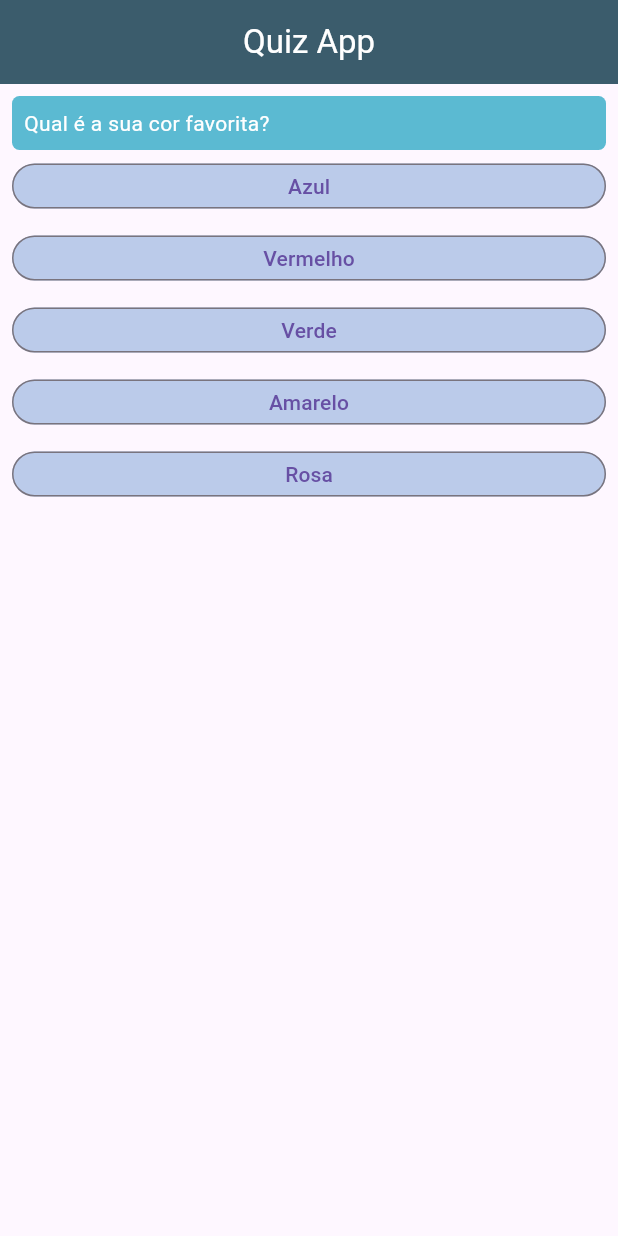
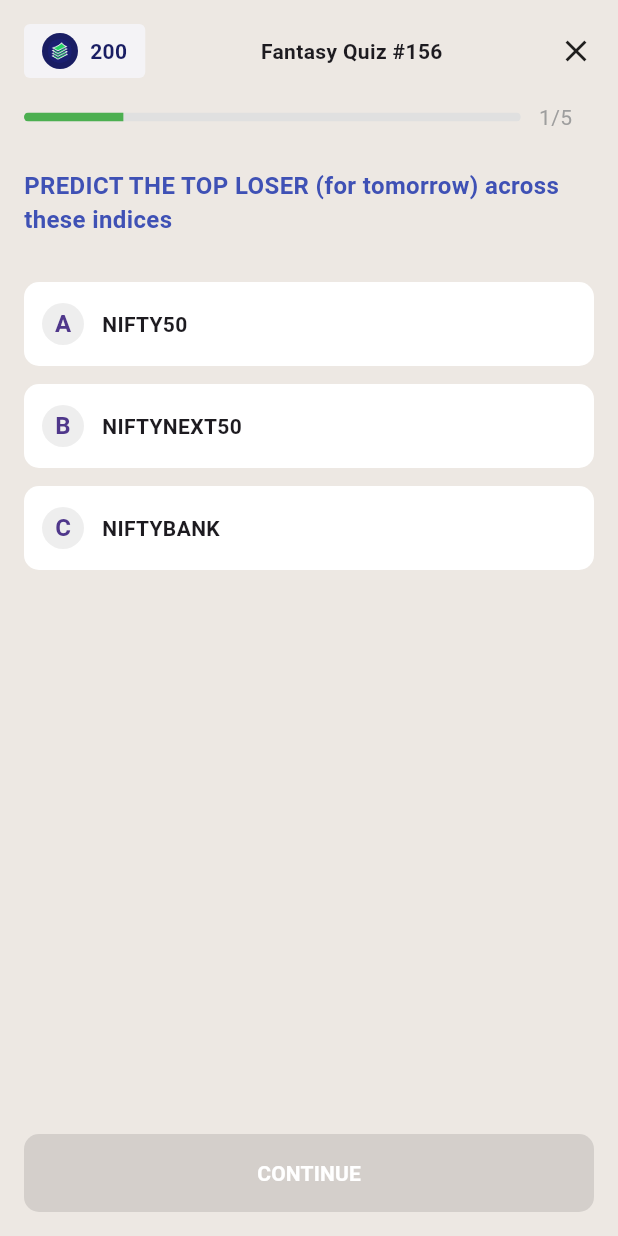
Before and after one commit to RafaellaBarbosa/quiz_app, a Flutter app: the screen it shows after launch, on a phone screen of 412 x 824 dp. Run offline on Flutter 3.47's test engine with Material 3 defaults, Android fonts, the phone set to English and light mode, and no system bars; Roboto replaces fonts that are missing (General Sans).

Commit message:
feat: Adiciona TokenBadge

```diff
--- a/lib/core/utils/colors.dart
+++ b/lib/core/utils/colors.dart
@@ -7,4 +7,8 @@ class AppColors {
   static const Color softSky = Color(0xFFbbcbea);
   static const Color stormBlue = Color(0xFF3b5c6c);
   static const Color oceanTeal = Color(0xFF346774);
+  static const Color begeClaro = Color(0xffEDE8E3);
+  static const Color cinzaClaro = Color(0xFFF4F3F6);
+  static const Color midnightBlue = Color(0xFF191D63);
+
 }
--- a/lib/core/utils/images.dart
+++ b/lib/core/utils/images.dart
@@ -2,4 +2,5 @@
 
 abstract class AppImages {
   static const String logo_quiz = 'assets/images/quiz.png';
+  static const String token_icon = 'assets/images/token_icon.png';
 }
--- a/lib/core/utils/text_styles.dart
+++ b/lib/core/utils/text_styles.dart
@@ -1,34 +1,52 @@
 import 'package:flutter/material.dart';
+import 'package:quiz_app/core/utils/colors.dart';
+
+// - Regular: 400
+// - Medium: 500
+// - Semibold: 600
+// - Bold: 700
+
+// - xs: 12
+// - sm: 14
+// - md: 16
+// - lg: 18
+// - xl: 20
+// - title: 22
 
 class TextStyles {
   static const String fontFamily = 'General Sans';
 
-  static const TextStyle headline1 = TextStyle(
+  static TextStyle headline1(Color? color) => TextStyle(
         fontFamily: fontFamily,
         fontSize: 24,
         fontWeight: FontWeight.bold,
+        color: color ?? AppColors.deepCharcoal,
       );
 
-  static const TextStyle headline2 = TextStyle(
+  static TextStyle headline2(Color? color) => TextStyle(
         fontFamily: fontFamily,
         fontSize: 20,
         fontWeight: FontWeight.bold,
+        color: color ?? AppColors.deepCharcoal,
       );
 
-  static const TextStyle bodyText1 = TextStyle(
+  static TextStyle bodyText1(Color? color) => TextStyle(
         fontFamily: fontFamily,
         fontSize: 16,
+        color: color ?? AppColors.deepCharcoal,
       );
 
-  static const TextStyle bodyText2 = TextStyle(
+  static TextStyle smallSemibold(Color? color) => TextStyle(
         fontFamily: fontFamily,
         fontSize: 14,
+        fontWeight: FontWeight.w600,
+        color: color ?? AppColors.deepCharcoal,
       );
 
-  static const TextStyle buttonText = TextStyle(
+  static TextStyle buttonText(Color? color) => TextStyle(
         fontFamily: fontFamily,
         fontSize: 16,
         fontWeight: FontWeight.bold,
-    color: Colors.white,
+        color: color ?? AppColors.deepCharcoal,
       );
 }
--- a/lib/screens/quiz_page.dart
+++ b/lib/screens/quiz_page.dart
@@ -1,7 +1,8 @@
 import 'package:flutter/material.dart';
 import 'package:quiz_app/core/utils/colors.dart';
-import 'package:quiz_app/widgets/answers_widget.dart';
+import 'package:quiz_app/widgets/option_tile.dart';
 import 'package:quiz_app/widgets/question_widget.dart';
+import 'package:quiz_app/widgets/token_badge.dart';
 
 class QuizPage extends StatefulWidget {
   const QuizPage({super.key});
@@ -11,106 +12,108 @@ class QuizPage extends StatefulWidget {
 }
 
 class _QuizPageState extends State<QuizPage> {
-  void reponder() {
-    setState(() {
-      perguntaSelecionada++;
-    });
-  }
-
-  int perguntaSelecionada = 0;
+  String? _selectedOption;
 
   @override
   Widget build(BuildContext context) {
-    final List<Map<String, Object>> perguntas = [
-      {
-        'texto': "Qual é a sua cor favorita?",
-        'respostas': ['Azul', 'Vermelho', 'Verde', 'Amarelo', 'Rosa']
-      },
-      {
-        'texto': "Qual é o seu hobby preferido?",
-        'respostas': ['Leitura', 'Música', 'Esportes', 'Viagens', 'Cinema']
-      },
-      {
-        'texto': "Qual é o seu filme favorito?",
-        'respostas': [
-          'Ação',
-          'Comédia',
-          'Drama',
-          'Ficção Científica',
-          'Romance'
-        ]
-      },
-      {
-        'texto': "Qual país você gostaria de visitar?",
-        'respostas': ['Estados Unidos', 'França', 'Itália', 'Japão', 'Brasil']
-      },
-      {
-        'texto': "Qual é o seu prato favorito?",
-        'respostas': ['Pizza', 'Sushi', 'Hambúrguer', 'Feijoada', 'Churrasco']
-      },
-      {
-        'texto': "Qual é o seu esporte favorito?",
-        'respostas': ['Futebol', 'Basquete', 'Tênis', 'Vôlei', 'Natação']
-      },
-      {
-        'texto': "Se você pudesse ter qualquer superpoder, qual seria?",
-        'respostas': [
-          'Invisibilidade',
-          'Voo',
-          'Força Sobre-Humana',
-          'Telecinese',
-          'Telepatia'
-        ]
-      },
-      {
-        'texto': "Qual é a sua estação do ano favorita?",
-        'respostas': ['Primavera', 'Verão', 'Outono', 'Inverno']
-      },
-      {
-        'texto': "Qual é o último livro que você leu?",
-        'respostas': [
-          'Romance',
-          'Ficção Científica',
-          'Mistério',
-          'História',
-          'Biografia'
-        ]
-      },
-      {
-        'texto': "Qual é o seu animal de estimação favorito?",
-        'respostas': ['Cachorro', 'Gato', 'Pássaro', 'Peixe', 'Cavalo']
-      },
-    ];
-
-    List<Widget> respostas = [];
-
-    for (String textoResp
-        in perguntas[perguntaSelecionada]['respostas'] as List) {
-      respostas.add(AnswersWidget(
-        text: textoResp,
-        onPressed: reponder,
-      ));
-    }
-
     return Scaffold(
-      appBar: AppBar(
-        backgroundColor: AppColors.stormBlue,
-        title: const Text(
-          "Quiz App",
-          style: TextStyle(color: Colors.white),
-        ),
-        centerTitle: true,
-      ),
-      body: Padding(
-        padding: const EdgeInsets.all(8.0),
-        child: Column(
-          crossAxisAlignment: CrossAxisAlignment.start,
-          children: [
-            QuestionWidget(
-              text: perguntas[perguntaSelecionada]['texto'].toString(),
-            ),
-            ...respostas
-          ],
+      backgroundColor: AppColors.begeClaro,
+      body: SafeArea(
+        child: Padding(
+          padding: const EdgeInsets.all(16.0),
+          child: Column(
+            crossAxisAlignment: CrossAxisAlignment.start,
+            children: [
+              const Row(
+                mainAxisAlignment: MainAxisAlignment.spaceBetween,
+                children: [
+                  TokenBadge(
+                    point: '200',
+                  ),
+                  Text("Fantasy Quiz #156",
+                      style: TextStyle(fontWeight: FontWeight.bold)),
+                  Icon(Icons.close),
+                ],
+              ),
+              const SizedBox(height: 16),
+              Row(
+                mainAxisSize: MainAxisSize.min,
+                children: [
+                  Flexible(
+                    flex: 9,
+                    child: ClipRRect(
+                      borderRadius: BorderRadius.circular(10),
+                      child: LinearProgressIndicator(
+                        value: 0.2,
+                        backgroundColor: Colors.grey[300],
+                        color: Colors.green,
+                        minHeight: 6,
+                      ),
+                    ),
+                  ),
+                  const SizedBox(width: 12),
+                  const Flexible(
+                    flex: 1,
+                    child: Text("1/5", style: TextStyle(color: Colors.grey)),
+                  ),
+                ],
+              ),
+              const SizedBox(height: 24),
+              const QuestionWidget(
+                text:
+                    "PREDICT THE TOP LOSER (for tomorrow) across these indices",
+              ),
+              const SizedBox(height: 24),
+              OptionTile(
+                label: 'A',
+                title: 'NIFTY50',
+                isSelected: _selectedOption == 'A',
+                onSelected: (isSelected) {
+                  setState(() {
+                    _selectedOption = isSelected ? 'A' : null;
+                  });
+                },
+              ),
+              OptionTile(
+                label: 'B',
+                title: 'NIFTYNEXT50',
+                isSelected: _selectedOption == 'B',
+                onSelected: (isSelected) {
+                  setState(() {
+                    _selectedOption = isSelected ? 'B' : null;
+                  });
+                },
+              ),
+              OptionTile(
+                label: 'C',
+                title: 'NIFTYBANK',
+                isSelected: _selectedOption == 'C',
+                onSelected: (isSelected) {
+                  setState(() {
+                    _selectedOption = isSelected ? 'C' : null;
+                  });
+                },
+              ),
+              const Spacer(),
+              SizedBox(
+                width: double.infinity,
+                child: ElevatedButton(
+                  onPressed: null,
+                  style: ElevatedButton.styleFrom(
+                    backgroundColor: Colors.grey[400],
+                    padding: const EdgeInsets.symmetric(vertical: 16),
+                    shape: RoundedRectangleBorder(
+                        borderRadius: BorderRadius.circular(10)),
+                  ),
+                  child: const Text(
+                    "CONTINUE",
+                    style: TextStyle(
+                        color: Colors.white, fontWeight: FontWeight.bold),
+                  ),
+                ),
+              ),
+            ],
+          ),
         ),
       ),
     );
--- a/lib/widgets/answers_widget.dart
+++ /dev/null
@@ -1,28 +0,0 @@
-import 'package:flutter/material.dart';
-
-import '../core/utils/colors.dart';
-
-class AnswersWidget extends StatelessWidget {
-  const AnswersWidget({
-    super.key,
-    required this.text,
-    this.onPressed,
-  });
-
-  final String text;
-  final void Function()? onPressed;
-
-  @override
-  Widget build(BuildContext context) {
-    return OutlinedButton(
-      style: const ButtonStyle(
-        minimumSize: WidgetStatePropertyAll(Size(double.maxFinite, 30)),
-        backgroundColor: WidgetStatePropertyAll(
-          AppColors.softSky,
-        ),
-      ),
-      onPressed: onPressed,
-      child: Text(text),
-    );
-  }
-}
--- /dev/null
+++ b/lib/widgets/option_tile.dart
@@ -0,0 +1,56 @@
+import 'package:flutter/material.dart';
+
+class OptionTile extends StatefulWidget {
+  final String label;
+  final String title;
+  final bool isSelected;
+  final Function(bool) onSelected;
+
+  const OptionTile({
+    super.key,
+    required this.label,
+    required this.title,
+    required this.isSelected,
+    required this.onSelected,
+  });
+
+  @override
+  State<OptionTile> createState() => _OptionTileState();
+}
+
+class _OptionTileState extends State<OptionTile> {
+  @override
+  Widget build(BuildContext context) {
+    return GestureDetector(
+      onTap: () {
+        widget.onSelected(!widget.isSelected);
+      },
+      child: Container(
+        margin: const EdgeInsets.symmetric(vertical: 6),
+        padding: const EdgeInsets.symmetric(vertical: 14, horizontal: 12),
+        decoration: BoxDecoration(
+          color: Colors.white,
+          borderRadius: BorderRadius.circular(10),
+          border: widget.isSelected
+              ? Border.all(color: Colors.indigo, width: 2)
+              : null,
+        ),
+        child: Row(
+          children: [
+            CircleAvatar(
+              radius: 14,
+              backgroundColor: Colors.grey[200],
+              child: Text(widget.label,
+                  style: const TextStyle(fontWeight: FontWeight.bold)),
+            ),
+            const SizedBox(width: 12),
+            Text(
+              widget.title,
+              style: const TextStyle(fontWeight: FontWeight.bold),
+            ),
+          ],
+        ),
+      ),
+    );
+  }
+}
--- a/lib/widgets/question_widget.dart
+++ b/lib/widgets/question_widget.dart
@@ -1,6 +1,4 @@
 import 'package:flutter/material.dart';
-
-import '../core/utils/colors.dart';
 
 class QuestionWidget extends StatelessWidget {
   const QuestionWidget({
@@ -12,18 +10,12 @@ class QuestionWidget extends StatelessWidget {
 
   @override
   Widget build(BuildContext context) {
-    return Container(
-      width: double.maxFinite,
-      padding: const EdgeInsets.all(8),
-      decoration: const BoxDecoration(
-          color: AppColors.coolAqua,
-          border: Border(),
-          borderRadius: BorderRadius.all(Radius.circular(5))),
-      child: Text(
-        text,
-        style: const TextStyle(
-          color: Colors.white,
-        ),
+    return Text(
+      text,
+      style: const TextStyle(
+        color: Colors.indigo,
+        fontWeight: FontWeight.bold,
+        fontSize: 16,
       ),
     );
   }
--- /dev/null
+++ b/lib/widgets/token_badge.dart
@@ -0,0 +1,42 @@
+import 'package:flutter/material.dart';
+import 'package:quiz_app/core/utils/colors.dart';
+import 'package:quiz_app/core/utils/images.dart';
+import 'package:quiz_app/core/utils/text_styles.dart';
+
+class TokenBadge extends StatelessWidget {
+  const TokenBadge({super.key, required this.point});
+
+  final String point;
+
+  @override
+  Widget build(BuildContext context) {
+    return Container(
+      padding: const EdgeInsets.symmetric(horizontal: 12, vertical: 6),
+      decoration: BoxDecoration(
+        color: AppColors.cinzaClaro,
+        borderRadius: BorderRadius.circular(4),
+      ),
+      child: Row(
+        mainAxisSize: MainAxisSize.min,
+        children: [
+          Container(
+            width: 24,
+            height: 24,
+            decoration: const BoxDecoration(
+              shape: BoxShape.circle,
+              color: AppColors.midnightBlue,
+            ),
+            child: Padding(
+              padding: const EdgeInsets.all(4.0),
+              child: Image.asset(
+                AppImages.token_icon,
+              ),
+            ),
+          ),
+          const SizedBox(width: 8),
+          Text(point, style: TextStyles.smallSemibold(AppColors.midnightBlue))
+        ],
+      ),
+    );
+  }
+}
```
Also changed, not shown: assets/images/token_icon.png (added). Lines whose indentation alone changed are shown as unchanged.
